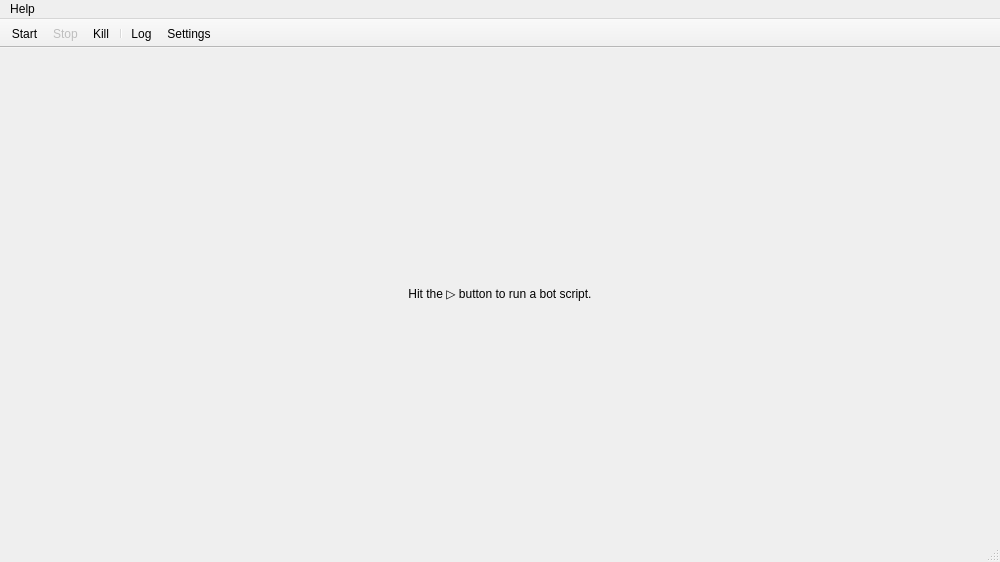
Old version of the form botfather/gui/control_window.ui in the repository botfatherio/botfather.
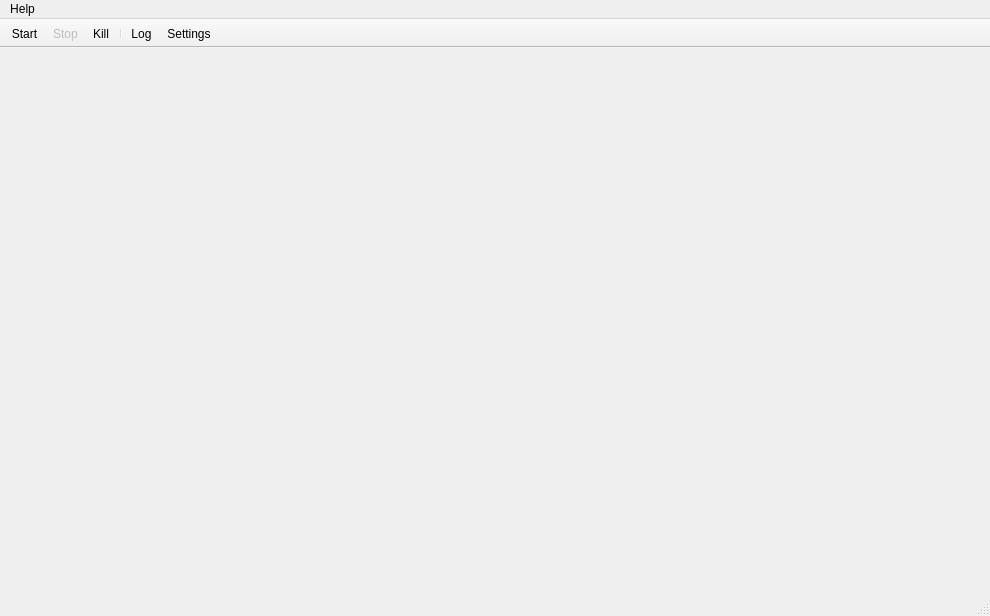
New version of the form. Icons and pictures are not drawn. Custom widgets are drawn as their Qt base class.

Patch:
```diff
--- a/botfather/gui/control_window.ui
+++ b/botfather/gui/control_window.ui
@@ -6,8 +6,8 @@
    <rect>
     <x>0</x>
     <y>0</y>
-    <width>1000</width>
-    <height>562</height>
+    <width>990</width>
+    <height>616</height>
    </rect>
   </property>
   <property name="windowTitle">
@@ -16,48 +16,14 @@
   <property name="dockOptions">
    <set>QMainWindow::AllowTabbedDocks|QMainWindow::AnimatedDocks</set>
   </property>
-  <widget class="QWidget" name="centralWidget">
-   <layout class="QHBoxLayout" name="horizontalLayout">
-    <property name="spacing">
-     <number>0</number>
-    </property>
-    <property name="leftMargin">
-     <number>0</number>
-    </property>
-    <property name="topMargin">
-     <number>0</number>
-    </property>
-    <property name="rightMargin">
-     <number>0</number>
-    </property>
-    <property name="bottomMargin">
-     <number>0</number>
-    </property>
-    <item>
-     <widget class="BrowserWidget" name="label">
-      <property name="sizePolicy">
-       <sizepolicy hsizetype="Fixed" vsizetype="Fixed">
-        <horstretch>0</horstretch>
-        <verstretch>0</verstretch>
-       </sizepolicy>
-      </property>
-      <property name="text">
-       <string>&lt;html&gt;&lt;head/&gt;&lt;body&gt;&lt;p&gt;Hit the ▷ button to run a bot script.&lt;/p&gt;&lt;/body&gt;&lt;/html&gt;</string>
-      </property>
-      <property name="alignment">
-       <set>Qt::AlignCenter</set>
-      </property>
-     </widget>
-    </item>
-   </layout>
-  </widget>
+  <widget class="QWidget" name="centralWidget"/>
   <widget class="QMenuBar" name="menuBar">
    <property name="geometry">
     <rect>
      <x>0</x>
      <y>0</y>
-     <width>1000</width>
-     <height>25</height>
+     <width>990</width>
+     <height>21</height>
     </rect>
    </property>
    <property name="contextMenuPolicy">
@@ -180,13 +146,6 @@
   </action>
  </widget>
  <layoutdefault spacing="6" margin="11"/>
- <customwidgets>
-  <customwidget>
-   <class>BrowserWidget</class>
-   <extends>QLabel</extends>
-   <header location="global">gui/browser_widget.h</header>
-  </customwidget>
- </customwidgets>
  <resources>
   <include location="../res/gui.qrc"/>
  </resources>
```
